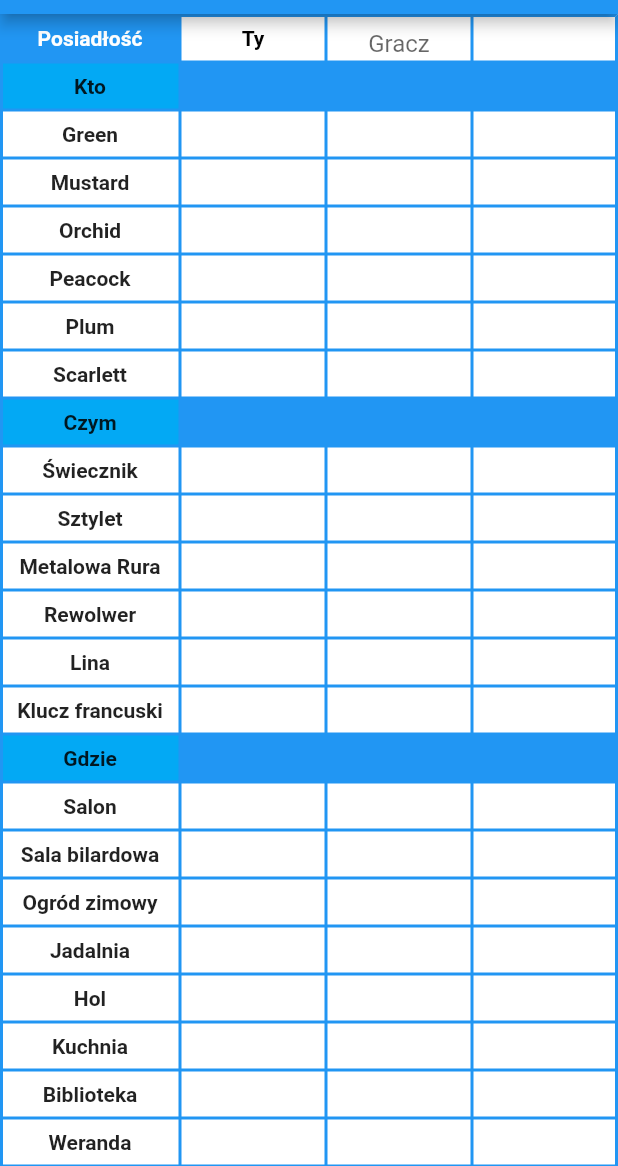
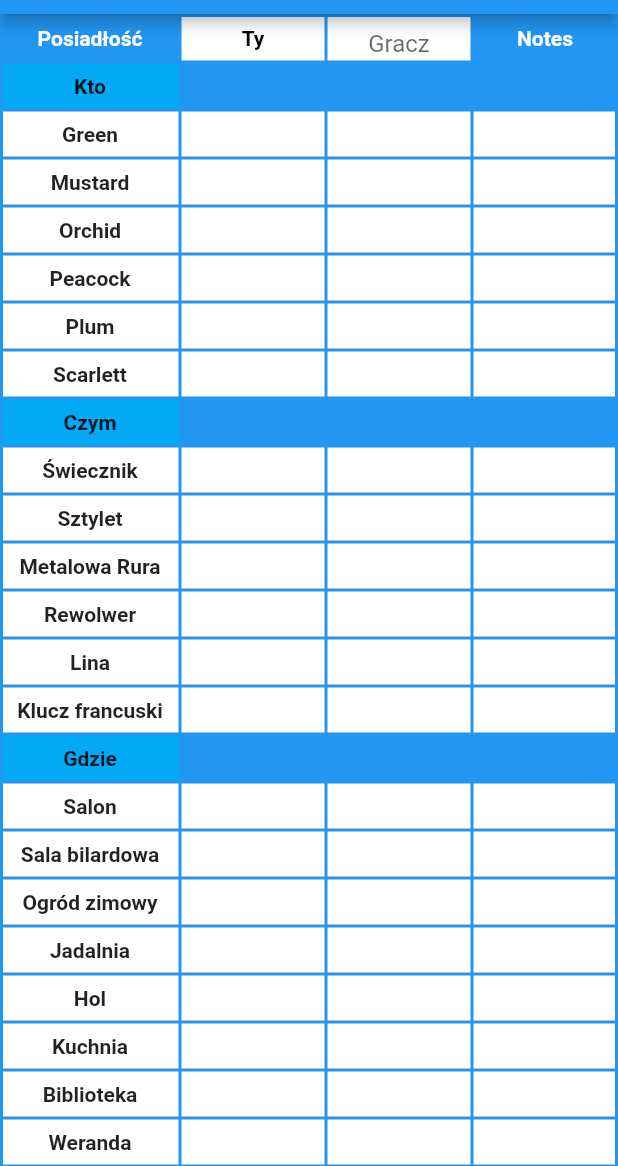
Before and after one commit to Cepeen/ClueNotepad, a Flutter app: the screen it shows after launch, on a phone screen of 412 x 824 dp, the part 70-1236 px from its top. Run offline on Flutter 3.47's test engine with Material 2 defaults, Android fonts, the phone set to English and light mode, and no system bars.

Commit message:
small UI improvements

```diff
--- a/lib/tables.dart
+++ b/lib/tables.dart
@@ -60,7 +60,14 @@ class _NotepadState extends State<Notepad> {
         hintText: "Gracz")),
           height: 32, ),
 
-              Container(height: 32, color: Colors.white,),
+              Container(     alignment: Alignment.center,
+          padding: EdgeInsets.all(2.0),
+          child: FittedBox(
+            child: Text('Notes',
+            style: TextStyle(fontWeight: FontWeight.bold, color: Colors.white)),
+          ),
+          height: 32, color: Colors. blue),
+
             ],
           ),
 
@@ -141,16 +148,21 @@ Widget build(BuildContext context) {
 
       onTap: () {
          showDialog(
+
     context: context,
     builder: (BuildContext context,) {
 
       return   AlertDialog(
+      backgroundColor: Colors.blue[50],
       actions: <Widget>[
+      Row( mainAxisAlignment: MainAxisAlignment.center,
+        children: [
       IconButton (icon: Icon(Icons.check), onPressed: () => Navigator.of(context).pop(setState(() {index = 1;}))),
       IconButton(icon: Icon(Icons.close), onPressed: () => Navigator.of(context).pop(setState(() {index = 2;}))),
       IconButton(icon: Icon(Icons.help), onPressed: () => Navigator.of(context).pop(setState(() {index = 3;}))),
       TextButton(child: Text('clear'), onPressed: () => Navigator.of(context).pop(setState(() {index = 0;})))
-
+        ],
+      ),
       ]);
     }
     );
```
Also changed, not shown: lib/main.dart (+50 -16 lines).
